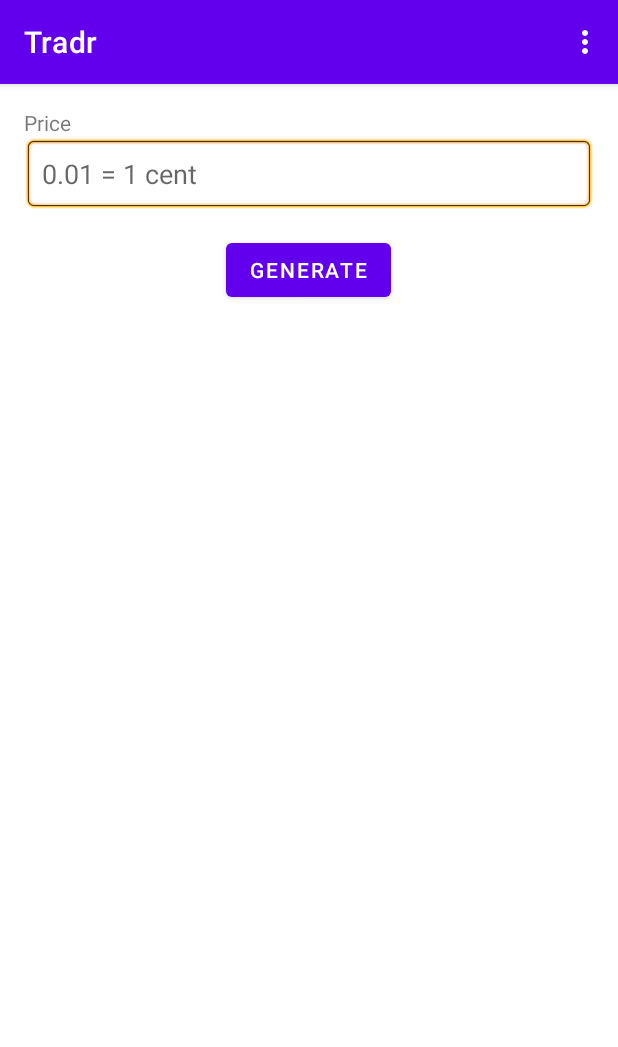
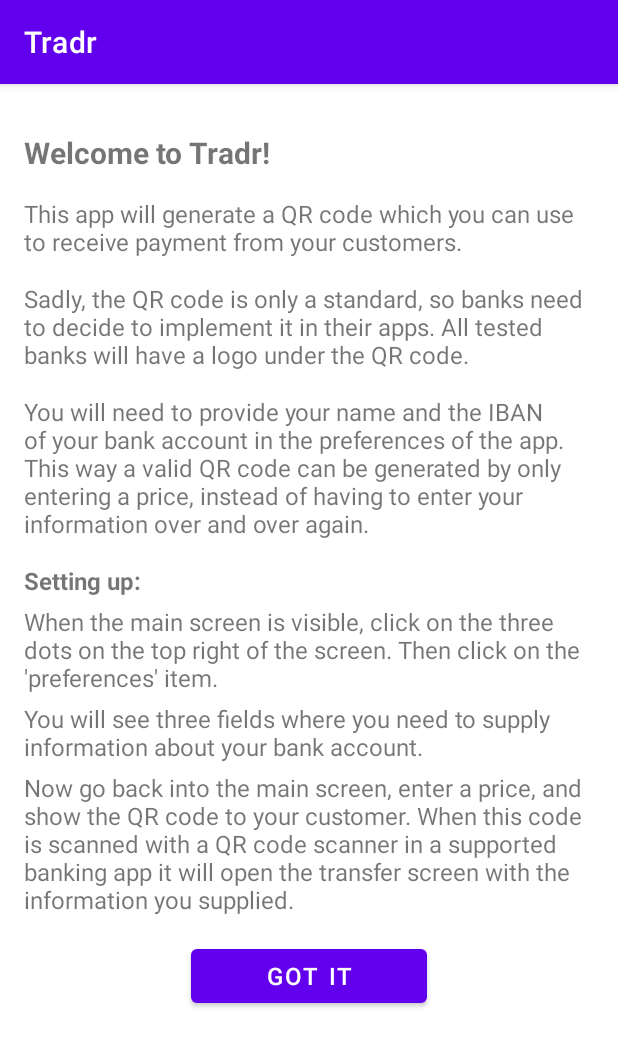
Before and after one commit to Pistrie/Tradr, an Android app: the screen it shows after launch (MainActivity before the commit, FirstTimeActivity after it), on a phone screen of 412 x 824 dp. Shown: the top 1047 px of the screen. Run offline under Robolectric (Android 15) with nearby library versions, the phone set to English and light mode, and no system bars; libraries missing offline, so code that uses them is left out: com.journeyapps.barcodescanner.

Commit message:
Added a first start screen

```diff
--- a/app/src/main/AndroidManifest.xml
+++ b/app/src/main/AndroidManifest.xml
@@ -14,6 +14,9 @@
         android:theme="@style/Theme.Tradr"
         tools:targetApi="31">
         <activity
+            android:name=".FirstTimeActivity"
+            android:exported="false" />
+        <activity
             android:name=".PreferencesActivity"
             android:exported="false" />
         <activity
--- /dev/null
+++ b/app/src/main/java/dev/yabs/tradr/FirstTimeActivity.java
@@ -0,0 +1,22 @@
+package dev.yabs.tradr;
+
+import android.content.Intent;
+import android.os.Bundle;
+import android.widget.Button;
+
+import androidx.appcompat.app.AppCompatActivity;
+
+public class FirstTimeActivity extends AppCompatActivity {
+
+    Button btSetUp;
+
+    @Override
+    protected void onCreate(Bundle savedInstanceState) {
+        super.onCreate(savedInstanceState);
+        setContentView(R.layout.activity_first_time);
+
+        btSetUp = findViewById(R.id.bt_set_up);
+
+        btSetUp.setOnClickListener(v -> startActivity(new Intent(this, MainActivity.class)));
+    }
+}
--- a/app/src/main/java/dev/yabs/tradr/MainActivity.java
+++ b/app/src/main/java/dev/yabs/tradr/MainActivity.java
@@ -40,6 +40,16 @@ public class MainActivity extends AppCompatActivity {
 
         Log.d(TAG, "onCreate called");
 
+        SharedPreferences prefs = PreferenceManager.getDefaultSharedPreferences(this);
+        SharedPreferences.Editor editor = prefs.edit();
+
+        // check if application has been started before
+        boolean firstTime = prefs.getBoolean("FirstTimeInstall", true);
+        if (firstTime) {
+            editor.putBoolean("FirstTimeInstall", false);
+            editor.apply();
+            startActivity(new Intent(this, FirstTimeActivity.class));
+        }
 
         // assign variables
         etInput = findViewById(R.id.et_input);
@@ -53,18 +63,23 @@ public class MainActivity extends AppCompatActivity {
                     .toString()
                     .trim();
             if (sText.length() == 0) {
-                Toast.makeText(MainActivity.this, "Enter a price", Toast.LENGTH_SHORT).show();
+                Toast.makeText(MainActivity.this, R.string.enter_a_price, Toast.LENGTH_SHORT).show();
                 return;
             }
             // initialize multi format writer
             MultiFormatWriter writer = new MultiFormatWriter();
             try {
                 // build the EPC QR-Code
-                SharedPreferences prefs = PreferenceManager.getDefaultSharedPreferences(this);
-                String nameAccountOwner = prefs.getString("name_account_owner", "");
-                String accountNumber = prefs.getString("bank_number", "");
-                String transferDescription = prefs.getString("transfer_description", "");
-                String epc = "BCD\n002\n1\nSCT\n\n" + nameAccountOwner + "\n" + accountNumber + "\nEUR" + sText + "\n\n\n" + transferDescription;
+                String nameAccountOwner = prefs.getString("name_account_owner", "").trim();
+                String accountNumber = prefs.getString("bank_number", "").trim().toUpperCase();
+                String transferDescription = prefs.getString("transfer_description", "").trim();
+                if (nameAccountOwner.equals("") || accountNumber.equals("")) {
+                    Toast.makeText(this, R.string.required_info_missing, Toast.LENGTH_LONG).show();
+                } else {
+                    String epc = "BCD\n002\n1\nSCT\n\n" + nameAccountOwner + "\n" + accountNumber + "\nEUR" + sText;
+                    if (!transferDescription.equals("")) {
+                        epc += "\n\n\n" + transferDescription;
+                    }
                     // initialize bit matrix
                     BitMatrix matrix = writer.encode(epc, BarcodeFormat.QR_CODE, 350, 350);
                     // initialize barcode encoder
@@ -77,6 +92,7 @@ public class MainActivity extends AppCompatActivity {
                     InputMethodManager manager = (InputMethodManager) getSystemService(Context.INPUT_METHOD_SERVICE);
                     // hide soft keyboard
                     manager.hideSoftInputFromWindow(etInput.getApplicationWindowToken(), 0);
+                }
             } catch (WriterException e) {
                 e.printStackTrace();
             }
--- /dev/null
+++ b/app/src/main/res/layout/activity_first_time.xml
@@ -0,0 +1,78 @@
+<?xml version="1.0" encoding="utf-8"?>
+<LinearLayout xmlns:android="http://schemas.android.com/apk/res/android"
+    xmlns:tools="http://schemas.android.com/tools"
+    android:layout_width="match_parent"
+    android:layout_height="match_parent"
+    android:orientation="vertical"
+    android:padding="16dp"
+    tools:context=".FirstTimeActivity">
+
+    <TextView
+        android:layout_width="match_parent"
+        android:layout_height="wrap_content"
+        android:layout_marginTop="16dp"
+        android:text="@string/welcome_to_tradr"
+        android:textSize="20sp"
+        android:textStyle="bold" />
+
+    <TextView
+        android:layout_width="match_parent"
+        android:layout_height="wrap_content"
+        android:layout_marginTop="16dp"
+        android:text="@string/first_launch_one"
+        android:textSize="16sp" />
+
+    <TextView
+        android:layout_width="match_parent"
+        android:layout_height="wrap_content"
+        android:layout_marginTop="16dp"
+        android:text="@string/first_launch_two"
+        android:textSize="16sp" />
+
+    <TextView
+        android:layout_width="match_parent"
+        android:layout_height="wrap_content"
+        android:layout_marginTop="16dp"
+        android:text="@string/first_launch_three"
+        android:textSize="16sp" />
+
+    <TextView
+        android:layout_width="match_parent"
+        android:layout_height="wrap_content"
+        android:layout_marginTop="16dp"
+        android:text="@string/first_launch_setup"
+        android:textSize="16sp"
+        android:textStyle="bold" />
+
+    <TextView
+        android:layout_width="match_parent"
+        android:layout_height="wrap_content"
+        android:layout_marginTop="5dp"
+        android:text="@string/first_launch_four"
+        android:textSize="16sp" />
+
+    <TextView
+        android:layout_width="match_parent"
+        android:layout_height="wrap_content"
+        android:layout_marginTop="5dp"
+        android:text="@string/first_launch_five"
+        android:textSize="16sp" />
+
+    <TextView
+        android:layout_width="match_parent"
+        android:layout_height="wrap_content"
+        android:layout_marginTop="5dp"
+        android:text="@string/first_launch_six"
+        android:textSize="16sp" />
+
+    <Button
+        android:id="@+id/bt_set_up"
+        android:layout_width="wrap_content"
+        android:layout_height="wrap_content"
+        android:layout_gravity="center"
+        android:layout_marginTop="16dp"
+        android:paddingLeft="50dp"
+        android:paddingRight="50dp"
+        android:text="@string/first_launch_button"
+        android:textSize="16sp" />
+</LinearLayout>
--- a/app/src/main/res/values/strings.xml
+++ b/app/src/main/res/values/strings.xml
@@ -2,10 +2,24 @@
     <string name="app_name" translatable="false">Tradr</string>
     <string name="enter_price" translatable="false">0.01 = 1 cent</string>
     <string name="generate">Generate</string>
-    <string name="payment_qr_code">Payment QR-Code</string>
+    <string name="payment_qr_code">Payment QR code</string>
     <string name="preferences">Preferences</string>
     <string name="account_owner">Name of recipient</string>
-    <string name="account_number">Account number (IBAN)</string>
-    <string name="transfer_description">Transfer description</string>
+    <string name="account_number">Dutch account number (IBAN)</string>
+    <string name="transfer_description">Transfer description (optional)</string>
     <string name="price">Price</string>
+    <string name="welcome_to_tradr">Welcome to Tradr!</string>
+    <string name="first_launch_one">This app will generate a QR code which you can use to receive payment from your customers.</string>
+    <string name="first_launch_two">Sadly, the QR code is only a standard, so banks need to decide to implement it in their apps. All tested banks will have a logo under the QR code.</string>
+    <string name="first_launch_three">You will need to provide your name and the IBAN of your bank account in the preferences of the app. This way a valid QR code can be generated by only entering a price, instead of having to enter your information over and over again.</string>
+    <string name="first_launch_four">When the main screen is visible, click on the three dots on the top right of the screen. Then click on the \'preferences\' item.</string>
+    <string name="first_launch_five">You will see three fields where you need to supply information about your bank account.</string>
+    <string name="first_launch_six">Now go back into the main screen, enter a price, and show the QR code to your customer. When this code is scanned with a QR code scanner in a supported banking app it will open the transfer screen with the information you supplied.</string>
+    <string name="first_launch_button">Got it</string>
+    <string name="name_account_owner_summary">Enter the name of the account owner</string>
+    <string name="transfer_description_summary">I.e., the name of your business</string>
+    <string name="enter_a_price">Enter a price</string>
+    <string name="first_launch_setup">Setting up:</string>
+    <string name="invalid_iban">The supplied IBAN is not valid.</string>
+    <string name="required_info_missing">Not all required information has been supplied in the preferences area</string>
 </resources>
--- a/app/src/main/res/xml/preferences.xml
+++ b/app/src/main/res/xml/preferences.xml
@@ -5,6 +5,7 @@
         android:key="name_account_owner"
         android:selectAllOnFocus="true"
         android:singleLine="true"
+        android:summary="@string/name_account_owner_summary"
         android:title="@string/account_owner" />
     <EditTextPreference
         android:key="bank_number"
@@ -15,5 +16,6 @@
         android:key="transfer_description"
         android:selectAllOnFocus="true"
         android:singleLine="true"
+        android:summary="@string/transfer_description_summary"
         android:title="@string/transfer_description" />
 </PreferenceScreen>
```
Also changed, not shown: app/src/main/java/dev/yabs/tradr/PreferencesActivity.java (+32 -0 lines), 2 other files. Lines whose indentation alone changed are shown as unchanged.
